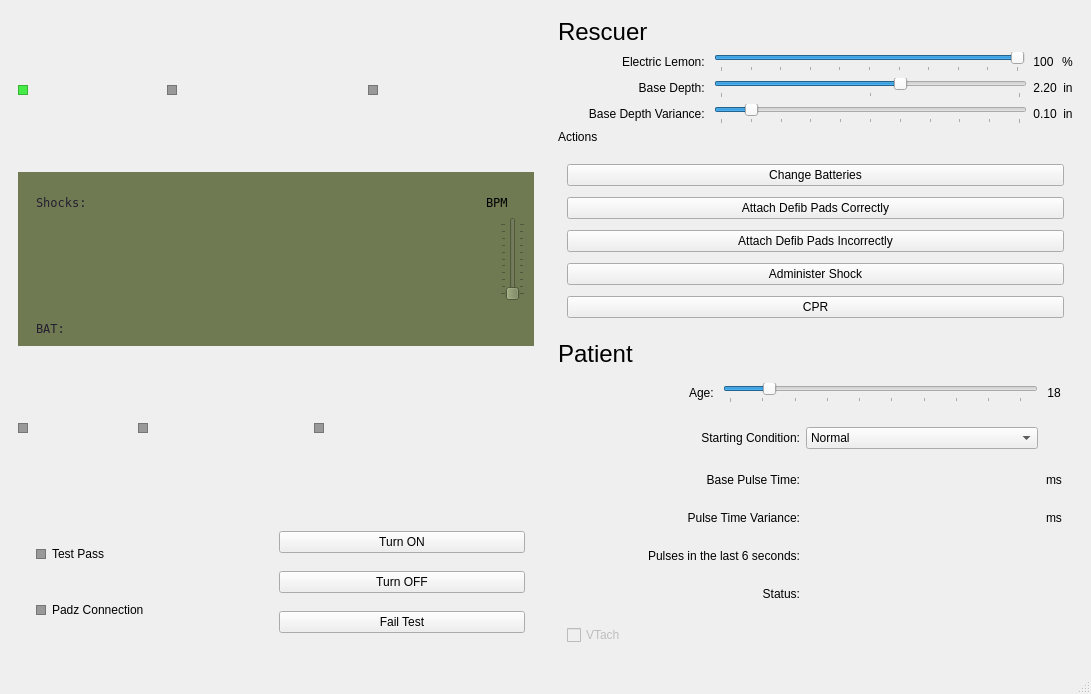
This is aed/mainwindow.ui in HamzaAlsarakbi/AEDSimulator as Qt 5 draws it before an edit. The edited form follows.
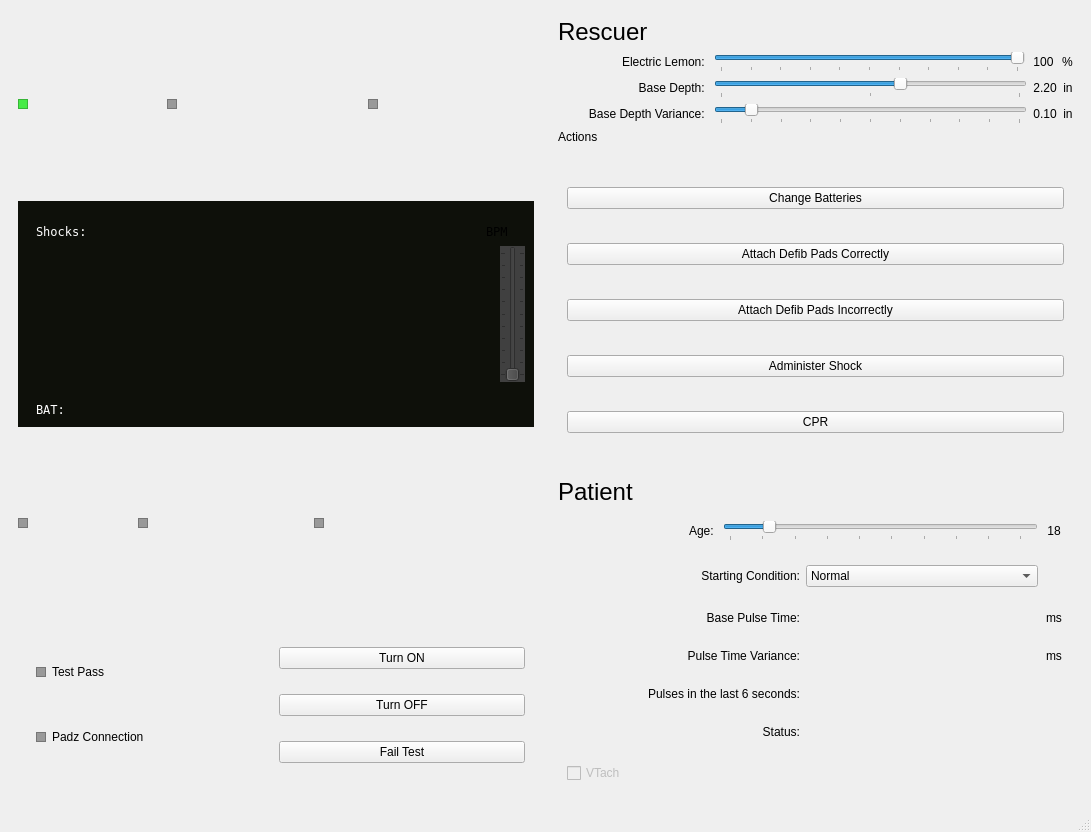
This is the edited form. Icons and pictures are not drawn.

Commit message: added ecg pictures and class diagram

The edit to the form file:
```diff
--- a/aed/mainwindow.ui
+++ b/aed/mainwindow.ui
@@ -7,7 +7,7 @@
     <x>0</x>
     <y>0</y>
     <width>1091</width>
-    <height>694</height>
+    <height>832</height>
    </rect>
   </property>
   <property name="minimumSize">
@@ -206,7 +206,7 @@
           </size>
          </property>
          <property name="styleSheet">
-          <string notr="true">background: hsl(75, 20%, 40%)</string>
+          <string notr="true">background: hsl(75, 20%, 5%)</string>
          </property>
          <layout class="QVBoxLayout" name="verticalLayout_2">
           <item>
@@ -250,7 +250,7 @@
                 </font>
                </property>
                <property name="text">
-                <string>&lt;html&gt;&lt;head/&gt;&lt;body&gt;&lt;p&gt;&lt;span style=&quot; color:#241f31;&quot;&gt;Shocks: &lt;/span&gt;&lt;/p&gt;&lt;/body&gt;&lt;/html&gt;</string>
+                <string>&lt;html&gt;&lt;head/&gt;&lt;body&gt;&lt;p&gt;&lt;span style=&quot; color:#ffffff;&quot;&gt;Shocks: &lt;/span&gt;&lt;/p&gt;&lt;/body&gt;&lt;/html&gt;</string>
                </property>
                <property name="alignment">
                 <set>Qt::AlignLeading|Qt::AlignLeft|Qt::AlignTop</set>
@@ -276,6 +276,9 @@
                  <family>DejaVu Sans Mono</family>
                 </font>
                </property>
+               <property name="styleSheet">
+                <string notr="true">color: white</string>
+               </property>
                <property name="text">
                 <string/>
                </property>
@@ -303,6 +306,9 @@
                  <family>DejaVu Sans Mono</family>
                 </font>
                </property>
+               <property name="styleSheet">
+                <string notr="true">color: white</string>
+               </property>
                <property name="text">
                 <string/>
                </property>
@@ -352,8 +358,145 @@
             <item>
              <layout class="QVBoxLayout" name="verticalLayout_3">
               <item>
-               <widget class="QWidget" name="ecgGraphWidget" native="true">
-                <layout class="QHBoxLayout" name="horizontalLayout_13"/>
+               <widget class="QWidget" name="ecgGraphsWidgetOmmak" native="true">
+                <property name="minimumSize">
+                 <size>
+                  <width>0</width>
+                  <height>100</height>
+                 </size>
+                </property>
+                <layout class="QVBoxLayout" name="ecgGraphsWidget">
+                 <property name="spacing">
+                  <number>0</number>
+                 </property>
+                 <item>
+                  <widget class="QLabel" name="ecgArrythmiaGraph">
+                   <property name="maximumSize">
+                    <size>
+                     <width>16777215</width>
+                     <height>100</height>
+                    </size>
+                   </property>
+                   <property name="text">
+                    <string/>
+                   </property>
+                   <property name="pixmap">
+                    <pixmap resource="img.qrc">:/img/ecg/ecg-arrythmia.png</pixmap>
+                   </property>
+                   <property name="scaledContents">
+                    <bool>true</bool>
+                   </property>
+                  </widget>
+                 </item>
+                 <item>
+                  <widget class="QLabel" name="ecgAsystoleGraph">
+                   <property name="maximumSize">
+                    <size>
+                     <width>16777215</width>
+                     <height>100</height>
+                    </size>
+                   </property>
+                   <property name="text">
+                    <string/>
+                   </property>
+                   <property name="pixmap">
+                    <pixmap resource="img.qrc">:/img/ecg/ecg-asystole.png</pixmap>
+                   </property>
+                   <property name="scaledContents">
+                    <bool>true</bool>
+                   </property>
+                  </widget>
+                 </item>
+                 <item>
+                  <widget class="QLabel" name="ecgDeadGraph">
+                   <property name="maximumSize">
+                    <size>
+                     <width>16777215</width>
+                     <height>100</height>
+                    </size>
+                   </property>
+                   <property name="text">
+                    <string/>
+                   </property>
+                   <property name="pixmap">
+                    <pixmap resource="img.qrc">:/img/ecg/ecg-dead.png</pixmap>
+                   </property>
+                   <property name="scaledContents">
+                    <bool>true</bool>
+                   </property>
+                  </widget>
+                 </item>
+                 <item>
+                  <widget class="QLabel" name="ecgPeaGraph">
+                   <property name="maximumSize">
+                    <size>
+                     <width>16777215</width>
+                     <height>100</height>
+                    </size>
+                   </property>
+                   <property name="text">
+                    <string/>
+                   </property>
+                   <property name="pixmap">
+                    <pixmap resource="img.qrc">:/img/ecg/ecg-pea.png</pixmap>
+                   </property>
+                   <property name="scaledContents">
+                    <bool>true</bool>
+                   </property>
+                  </widget>
+                 </item>
+                 <item>
+                  <widget class="QLabel" name="ecgVtachGraph">
+                   <property name="maximumSize">
+                    <size>
+                     <width>16777215</width>
+                     <height>100</height>
+                    </size>
+                   </property>
+                   <property name="text">
+                    <string/>
+                   </property>
+                   <property name="pixmap">
+                    <pixmap resource="img.qrc">:/img/ecg/ecg-vtach.png</pixmap>
+                   </property>
+                   <property name="scaledContents">
+                    <bool>true</bool>
+                   </property>
+                  </widget>
+                 </item>
+                 <item>
+                  <widget class="QLabel" name="ecgNormalGraph">
+                   <property name="maximumSize">
+                    <size>
+                     <width>16777215</width>
+                     <height>100</height>
+                    </size>
+                   </property>
+                   <property name="text">
+                    <string/>
+                   </property>
+                   <property name="pixmap">
+                    <pixmap resource="img.qrc">:/img/ecg/ecg-normal.png</pixmap>
+                   </property>
+                   <property name="scaledContents">
+                    <bool>true</bool>
+                   </property>
+                  </widget>
+                 </item>
+                 <item>
+                  <widget class="QLabel" name="ecgVfibGraph">
+                   <property name="text">
+                    <string/>
+                   </property>
+                   <property name="pixmap">
+                    <pixmap resource="img.qrc">:/img/ecg/ecg-vfib.png</pixmap>
+                   </property>
+                   <property name="scaledContents">
+                    <bool>true</bool>
+                   </property>
+                  </widget>
+                 </item>
+                </layout>
                </widget>
               </item>
               <item>
@@ -369,6 +512,9 @@
                   <family>DejaVu Sans Mono</family>
                  </font>
                 </property>
+                <property name="styleSheet">
+                 <string notr="true">color: white</string>
+                </property>
                 <property name="text">
                  <string/>
                 </property>
@@ -387,6 +533,12 @@
                 <verstretch>0</verstretch>
                </sizepolicy>
               </property>
+              <property name="autoFillBackground">
+               <bool>false</bool>
+              </property>
+              <property name="styleSheet">
+               <string notr="true">color: white; background-color: hsl(100, 0%, 25%)</string>
+              </property>
               <property name="maximum">
                <number>100</number>
               </property>
@@ -450,7 +602,7 @@
                 </font>
                </property>
                <property name="text">
-                <string>&lt;html&gt;&lt;head/&gt;&lt;body&gt;&lt;p&gt;&lt;span style=&quot; color:#241f31;&quot;&gt;BAT:&lt;/span&gt;&lt;/p&gt;&lt;/body&gt;&lt;/html&gt;</string>
+                <string>&lt;html&gt;&lt;head/&gt;&lt;body&gt;&lt;p&gt;&lt;span style=&quot; color:#ffffff;&quot;&gt;BAT:&lt;/span&gt;&lt;/p&gt;&lt;/body&gt;&lt;/html&gt;</string>
                </property>
                <property name="alignment">
                 <set>Qt::AlignLeading|Qt::AlignLeft|Qt::AlignTop</set>
@@ -476,6 +628,9 @@
                  <family>DejaVu Sans Mono</family>
                 </font>
                </property>
+               <property name="styleSheet">
+                <string notr="true">color: white</string>
+               </property>
                <property name="text">
                 <string/>
                </property>
```
The commit also changes 18 other files.
